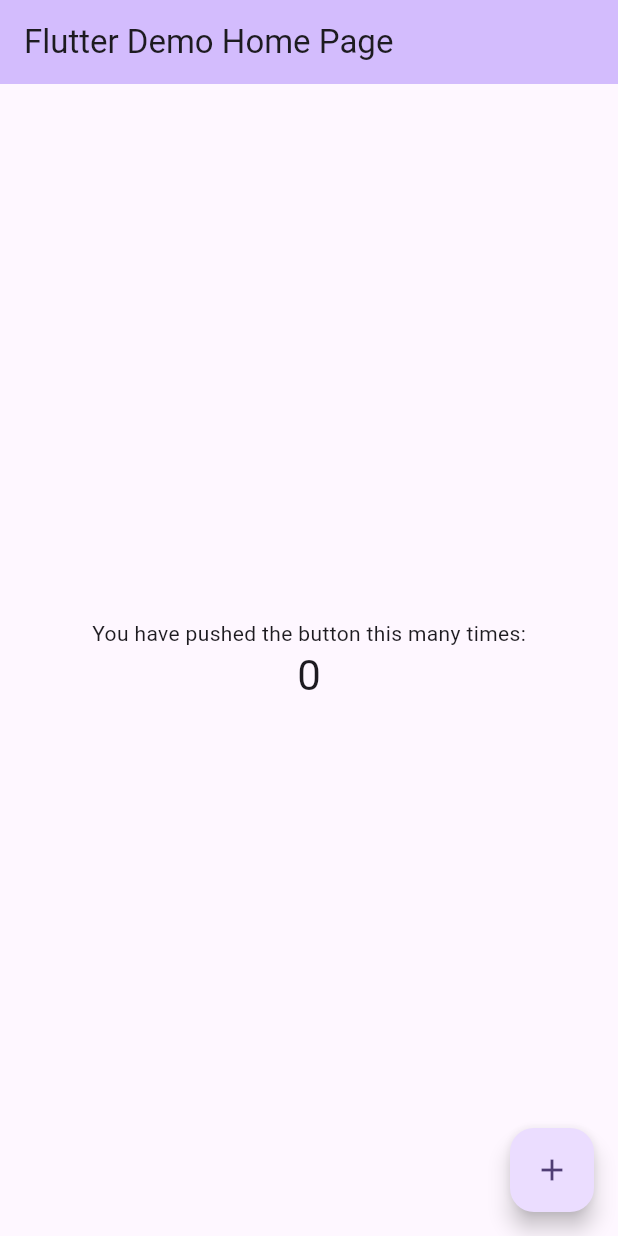
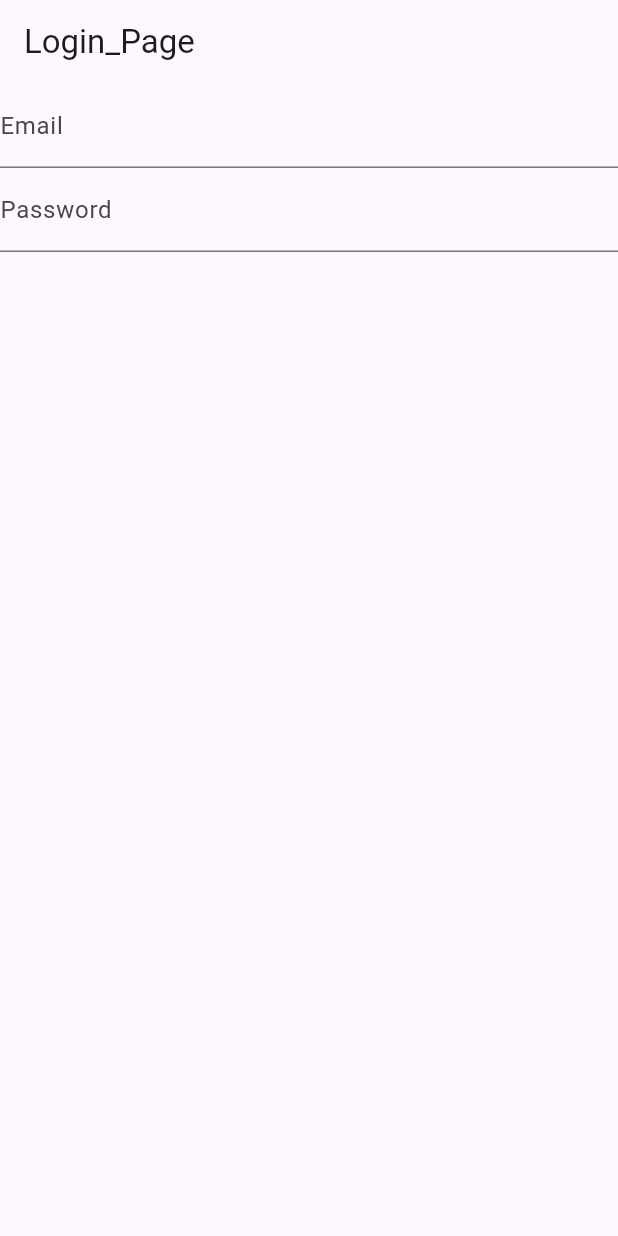
Before and after one commit to anuj-1637/Login_Signup_using-_firebase, a Flutter app: the screen it shows after launch, on a phone screen of 412 x 824 dp. Run offline on Flutter 3.47's test engine with Material 3 defaults, Android fonts, the phone set to English and light mode, and no system bars; our stand-ins replace firebase_auth, firebase_core; accounts and stored records are empty.

Commit message:
firebase login and sign up

```diff
--- /dev/null
+++ b/lib/loginpage.dart
@@ -0,0 +1,37 @@
+import 'package:flutter/material.dart';
+
+class LoginPage extends StatefulWidget {
+  @override
+  State<StatefulWidget> createState() => LoginPageState();
+}
+
+class LoginPageState extends State<LoginPage> {
+  TextEditingController emailController = TextEditingController();
+  TextEditingController passwordController = TextEditingController();
+  @override
+  Widget build(BuildContext context) {
+    return Scaffold(
+      appBar: AppBar(title: Text("Login_Page")),
+      body: Column(
+        children: [
+          TextField(
+            controller: emailController,
+            keyboardType: TextInputType.emailAddress,
+            decoration: InputDecoration(
+              hintText: "Email",
+              label: Text("Email"),
+            ),
+          ),
+          TextField(
+            controller: passwordController,
+            keyboardType: TextInputType.visiblePassword,
+            decoration: InputDecoration(
+              hintText: "Password",
+              label: Text("Password"),
+            ),
+          ),
+        ],
+      ),
+    );
+  }
+}
--- a/lib/main.dart
+++ b/lib/main.dart
@@ -1,4 +1,5 @@
 import 'package:firebase_core/firebase_core.dart';
+import 'package:firebase_login_signup/wrapper.dart';
 import 'package:flutter/material.dart';
 
 void main() async {
@@ -33,7 +34,8 @@ class MyApp extends StatelessWidget {
         // tested with just a hot reload.
         colorScheme: ColorScheme.fromSeed(seedColor: Colors.deepPurple),
       ),
-      home: const MyHomePage(title: 'Flutter Demo Home Page'),
+      home: Wrapper(),
+      debugShowCheckedModeBanner: false,
     );
   }
 }
--- /dev/null
+++ b/lib/wrapper.dart
@@ -0,0 +1,28 @@
+import 'package:firebase_auth/firebase_auth.dart';
+import 'package:firebase_login_signup/main.dart';
+import 'package:flutter/material.dart';
+
+import 'loginpage.dart';
+
+class Wrapper extends StatefulWidget {
+  @override
+  State<StatefulWidget> createState() => WrapperState();
+}
+
+class WrapperState extends State<Wrapper> {
+  @override
+  Widget build(BuildContext context) {
+    return Scaffold(
+      body: StreamBuilder(
+        stream: FirebaseAuth.instance.authStateChanges(),
+        builder: (context, snapshot) {
+          if (snapshot.hasData) {
+            return MyHomePage(title: "helo");
+          } else {
+            return LoginPage();
+          }
+        },
+      ),
+    );
+  }
+}
```
